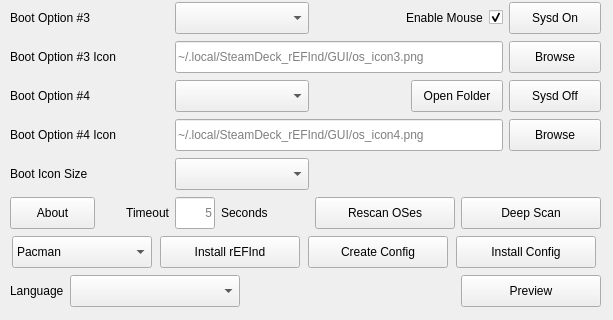
First picture: the form in GUI/src/mainwindow.ui, repository jlobue10/SteamDeck_rEFInd, before the edit; both pictures show x 0 to 613 and y 243 to 563 of the 613 by 563 pixel window.
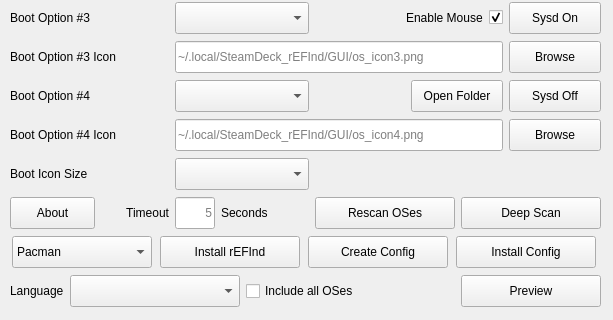
Second picture: the form after the edit. Icons and pictures are not drawn.

Commit message: Create Config: optional extra stanzas for machines with more OSes than slots

What changed in the file:
```diff
--- a/GUI/src/mainwindow.ui
+++ b/GUI/src/mainwindow.ui
@@ -704,6 +704,16 @@
          </property>
         </widget>
        </item>
+       <item>
+        <widget class="QCheckBox" name="Extras_checkBox">
+         <property name="toolTip">
+          <string>Also write boot stanzas for detected bootloaders that are not in one of the four slots</string>
+         </property>
+         <property name="text">
+          <string>Include all OSes</string>
+         </property>
+        </widget>
+       </item>
        <item>
         <spacer name="bottomRowSpacer">
          <property name="orientation">
```
The commit also changes 23 other files.
